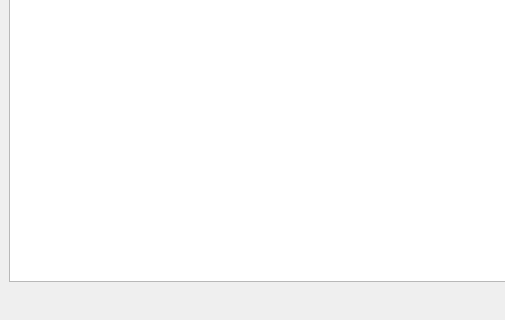
Qt form mainwindow.ui (Noneptr/MiniRobotGame) before a commit; both pictures show x 0 to 505 and y 105 to 425 of the 668 by 425 pixel window.
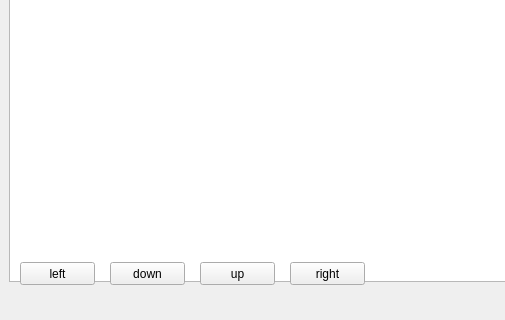
The same form after that commit.

```diff
--- a/mainwindow.ui
+++ b/mainwindow.ui
@@ -30,6 +30,58 @@
      <enum>Qt::ScrollBarAlwaysOff</enum>
     </property>
    </widget>
+   <widget class="QPushButton" name="pushButton">
+    <property name="geometry">
+     <rect>
+      <x>20</x>
+      <y>350</y>
+      <width>75</width>
+      <height>23</height>
+     </rect>
+    </property>
+    <property name="text">
+     <string>left</string>
+    </property>
+   </widget>
+   <widget class="QPushButton" name="pushButton_2">
+    <property name="geometry">
+     <rect>
+      <x>110</x>
+      <y>350</y>
+      <width>75</width>
+      <height>23</height>
+     </rect>
+    </property>
+    <property name="text">
+     <string>down</string>
+    </property>
+   </widget>
+   <widget class="QPushButton" name="pushButton_3">
+    <property name="geometry">
+     <rect>
+      <x>200</x>
+      <y>350</y>
+      <width>75</width>
+      <height>23</height>
+     </rect>
+    </property>
+    <property name="text">
+     <string>up</string>
+    </property>
+   </widget>
+   <widget class="QPushButton" name="pushButton_4">
+    <property name="geometry">
+     <rect>
+      <x>290</x>
+      <y>350</y>
+      <width>75</width>
+      <height>23</height>
+     </rect>
+    </property>
+    <property name="text">
+     <string>right</string>
+    </property>
+   </widget>
   </widget>
   <widget class="QMenuBar" name="menuBar">
    <property name="geometry">
```
